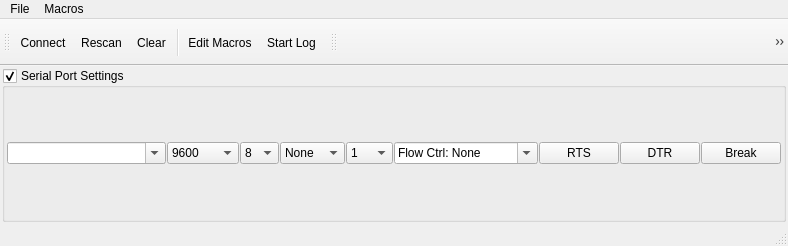
The window that ui/quteserial.ui (npotts/QuteSerial) describes before a commit, drawn with Qt 5.
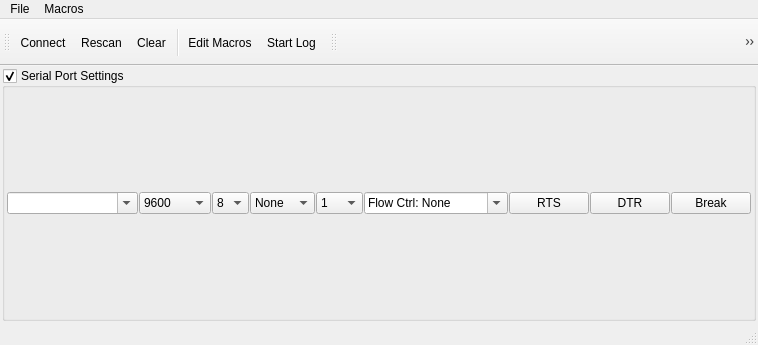
The same window after the commit. Icons and pictures are not drawn.

Commit message: Forgot to add these minor changes to use the icon

Diff of the .ui file:
```diff
--- a/ui/quteserial.ui
+++ b/ui/quteserial.ui
@@ -6,8 +6,8 @@
    <rect>
     <x>0</x>
     <y>0</y>
-    <width>788</width>
-    <height>246</height>
+    <width>758</width>
+    <height>345</height>
    </rect>
   </property>
   <property name="windowTitle">
@@ -299,8 +299,8 @@
     <rect>
      <x>0</x>
      <y>0</y>
-     <width>788</width>
-     <height>19</height>
+     <width>758</width>
+     <height>22</height>
     </rect>
    </property>
    <widget class="QMenu" name="menuFile">
```
Left out of the diff: 2 changed lines with no effect on the pictures. The commit also changes 1 other file.
